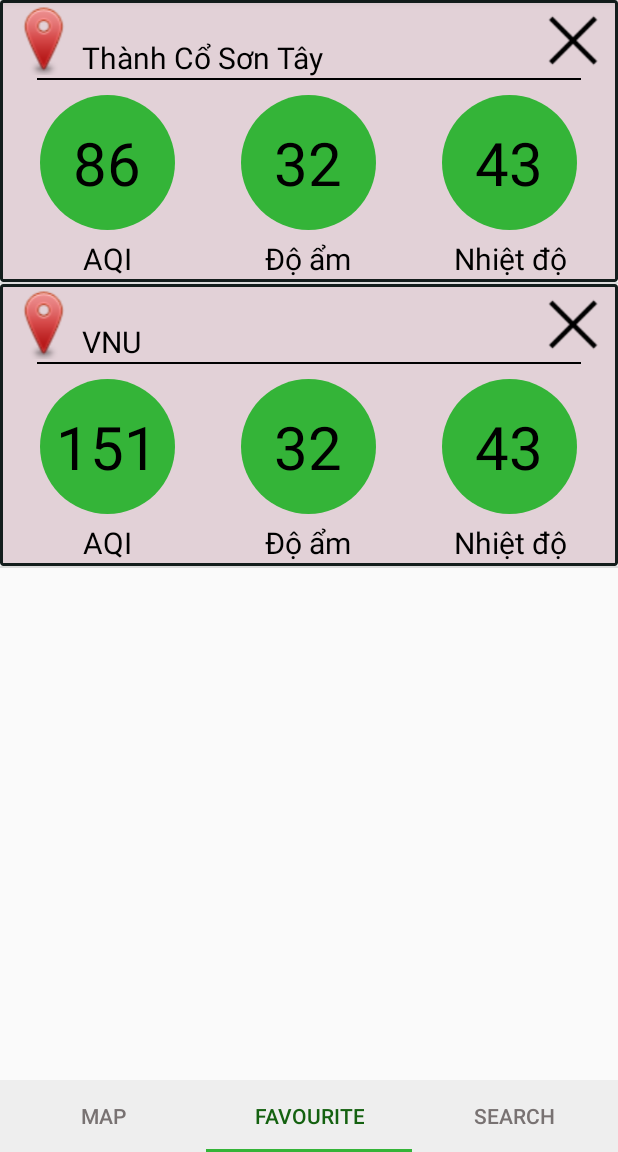
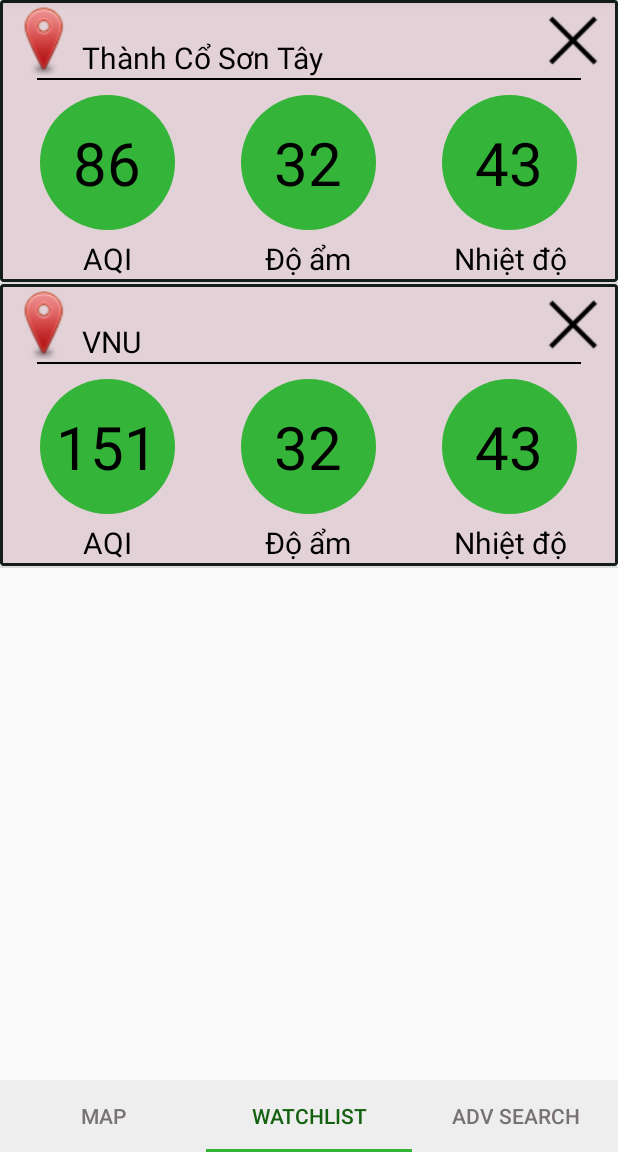
Before and after one commit to ThanhHang2705/AQIMonitor-master, an Android app: the screen it shows after launch (MainActivity), item 2 of the bottom bar chosen, on a phone screen of 412 x 824 dp, the part 84-1236 px from its top. Run offline under Robolectric (Android 15) with nearby library versions, the phone set to English and light mode, and no system bars; libraries missing offline, so code that uses them is left out: com.crystal.crystalrangeseekbar; 6 statements that could not run were skipped.

Commit message:
xong đa ngôn ngữ

```diff
--- a/app/src/main/java/com/example/thanhhang/mnsfimo/Adapters/PagerAdapter.java
+++ b/app/src/main/java/com/example/thanhhang/mnsfimo/Adapters/PagerAdapter.java
@@ -4,17 +4,13 @@ package com.example.thanhhang.mnsfimo.Adapters;
  * Created by ThanhHang on 12/2/2016.
  */
 
-import android.content.Context;
 import android.support.v4.app.Fragment;
 import android.support.v4.app.FragmentManager;
 import android.support.v4.app.FragmentStatePagerAdapter;
-import android.view.inputmethod.InputMethodManager;
-import android.widget.EditText;
 
 import com.example.thanhhang.mnsfimo.FragmentMain.ListmainFragment;
 import com.example.thanhhang.mnsfimo.FragmentMain.MapFragment;
 import com.example.thanhhang.mnsfimo.FragmentMain.SearchFragment;
-import com.example.thanhhang.mnsfimo.R;
 
 
 public class PagerAdapter  extends FragmentStatePagerAdapter {
@@ -26,7 +22,6 @@ public class PagerAdapter  extends FragmentStatePagerAdapter {
     imm.showSoftInput(address, InputMethodManager.SHOW_IMPLICIT);*/
     @Override
     public Fragment getItem(int position) {
-
         Fragment frag=null;
         switch (position){
 
@@ -52,13 +47,13 @@ public class PagerAdapter  extends FragmentStatePagerAdapter {
         switch (position){
 
             case 0:
-                title="Map";
+                title="MAP";
                 break;
             case 1:
-                title="FAVOURITE";
+                title="WATCHLIST";
                 break;
             case 2:
-                title="Search";
+                title="ADV SEARCH";
                 break;
         }
 
--- a/app/src/main/res/layout/activity_setting.xml
+++ b/app/src/main/res/layout/activity_setting.xml
@@ -35,7 +35,7 @@
         <TextView
             android:layout_width="0dp"
             android:layout_height="match_parent"
-            android:text="Hiển thị thông báo"
+            android:text="@string/shownoti"
             android:textSize="20sp"
             android:textColor="#000"
             android:layout_weight="5"/>
@@ -57,7 +57,7 @@
             android:layout_width="0dp"
             android:layout_height="match_parent"
             android:layout_weight="5"
-            android:text="Hiển thị ở witget"
+            android:text="@string/showwidget"
             android:textSize="20sp"
             android:textColor="@android:color/black"/>
         <ImageView
@@ -78,7 +78,7 @@
             android:layout_width="0dp"
             android:layout_height="match_parent"
             android:layout_weight="5"
-            android:text="Tự động tải dữ liệu khi có kết nối internet"
+            android:text="@string/autodowload"
             android:textSize="20sp"
             android:textColor="@android:color/black"/>
         <ImageView
--- a/app/src/main/res/layout/detail.xml
+++ b/app/src/main/res/layout/detail.xml
@@ -17,7 +17,7 @@
             android:orientation="vertical" >
 
             <TextView
-                android:text="Địa Điểm"
+                android:text="@string/place"
                 android:layout_width="match_parent"
                 android:layout_height="wrap_content"
                 android:textSize="40dp"
@@ -40,7 +40,7 @@
                 </com.github.mikephil.charting.charts.BarChart>
 
             <TextView
-                android:text="Nhiệt độ"
+                android:text="@string/temperature"
                 android:layout_width="match_parent"
                 android:layout_height="wrap_content"
                 android:id="@+id/textView4" />
@@ -53,7 +53,7 @@
 
                 </com.github.mikephil.charting.charts.BarChart>
             <TextView
-                android:text="Độ Ẩm"
+                android:text="@string/humidity"
                 android:layout_width="match_parent"
                 android:layout_height="wrap_content"
                 android:id="@+id/textView5" />
--- a/app/src/main/res/layout/item_listlove.xml
+++ b/app/src/main/res/layout/item_listlove.xml
@@ -89,7 +89,7 @@
                 android:layout_width="100dp"
                 android:layout_height="wrap_content"
                 android:layout_marginTop="5dp"
-                android:text="Độ ẩm"
+                android:text="@string/humidity"
                 android:textSize="20sp"
                 android:textColor="#000"
                 android:gravity="center"/>
@@ -117,7 +117,7 @@
                 android:layout_width="100dp"
                 android:layout_height="wrap_content"
                 android:layout_marginTop="5dp"
-                android:text="Nhiệt độ"
+                android:text="@string/temperature"
                 android:textSize="20sp"
                 android:textColor="#000"
                 android:gravity="center"/>
--- a/app/src/main/res/layout/location_info.xml
+++ b/app/src/main/res/layout/location_info.xml
@@ -30,7 +30,7 @@
             android:layout_alignParentEnd="true" />
 
         <Button
-            android:text="Chi tiêt"
+            android:text="@string/detail"
             android:layout_width="100dp"
             android:layout_height="50dp"
             android:textSize="12dp"
@@ -44,7 +44,7 @@
             android:layout_alignParentStart="true" />
 
         <Button
-            android:text="Theo dõi"
+            android:text="@string/follow"
             android:layout_width="100dp"
             android:layout_height="50dp"
             android:textSize="12dp"
--- a/app/src/main/res/layout/nav_header_main.xml
+++ b/app/src/main/res/layout/nav_header_main.xml
@@ -30,6 +30,6 @@
         android:id="@+id/textView"
         android:layout_width="wrap_content"
         android:layout_height="wrap_content"
-        android:text="Vì một thế giới truyền cảm hứng" />
+        android:text="@string/slogan" />
 
 </LinearLayout>
--- a/app/src/main/res/menu/activity_main_drawer.xml
+++ b/app/src/main/res/menu/activity_main_drawer.xml
@@ -6,11 +6,11 @@
         <item
             android:id="@+id/nav_addNode"
             android:icon="@drawable/ic_menu_add"
-            android:title="Thêm Node" />
+            android:title="@string/addNode" />
         <item
             android:id="@+id/nav_setting"
             android:icon="@drawable/ic_menu_setting"
-            android:title="Cài đặt" />
+            android:title="@string/Setting" />
 
     </group>
 
@@ -19,20 +19,20 @@
             <item
                 android:id="@+id/nav_share"
                 android:icon="@drawable/ic_menu_share"
-                android:title="Chia sẻ" />
+                android:title="@string/share" />
             <item
                 android:id="@+id/nav_Feedback"
                 android:icon="@drawable/ic_menu_send"
-                android:title="Trợ giúp và phản hồi" />
+                android:title="@string/help" />
             <item
                 android:id="@+id/nav_rate"
                 android:icon="@drawable/ic_menu_favorite"
-                android:title="Đánh gía" />
+                android:title="@string/rate" />
 
             <item
                 android:id="@+id/nav_introduce"
                 android:icon="@drawable/ic_menu_gallery"
-                android:title="Giới thiệu về sản phẩm" />
+                android:title="@string/product" />
         </menu>
     </item>
 
--- a/app/src/main/res/values/strings.xml
+++ b/app/src/main/res/values/strings.xml
@@ -1,6 +1,6 @@
 <resources>
     <string name="app_name">PM 2.5 Monitor</string>
-
+    <string name="slogan">Vì một xã hộ truyền cảm hứng </string>
     <string name="navigation_drawer_open">Open navigation drawer</string>
     <string name="navigation_drawer_close">Close navigation drawer</string>
 
@@ -28,4 +28,25 @@
 
     </string-array>
 
+    <string name="addNode">Thêm Node</string>
+    <string name="Setting">Cài đặt</string>
+    <string name="share">Chia sẻ</string>
+    <string name="help">Trợ giúp và phản hồi</string>
+    <string name="rate">Đánh giá</string>
+    <string name="product">Giới thiệu về sản phẩm </string>
+    <string name="map">BẢN ĐỒ</string>
+    <string name="watchlist">DANH SÁCH THEO DÕI</string>
+    <string name="searchNC">TÌM KIẾM NÂNG CAO</string>
+    <string name="humidity">Độ ẩm</string>
+    <string name="temperature">Nhiệt độ </string>
+    <string name="place">Địa điểm </string>
+    <string name="time1" >Thời gian</string>
+    <string name="search">Tìm</string>
+    <string name="cancel">Hủy</string>
+    <string name="detail">Chi tiết</string>
+    <string name="follow">Theo dõi</string>
+    <string name="shownoti">Hiển thị thông báo</string>
+    <string name="showwidget">Hiển thị ở witget</string>
+    <string name="autodowload">Tự động tải dữ liệu khi có kết nối internet</string>
+
 </resources>
```
Also changed, not shown: app/src/main/res/layout/fragment_search.xml (+10 -7 lines).
